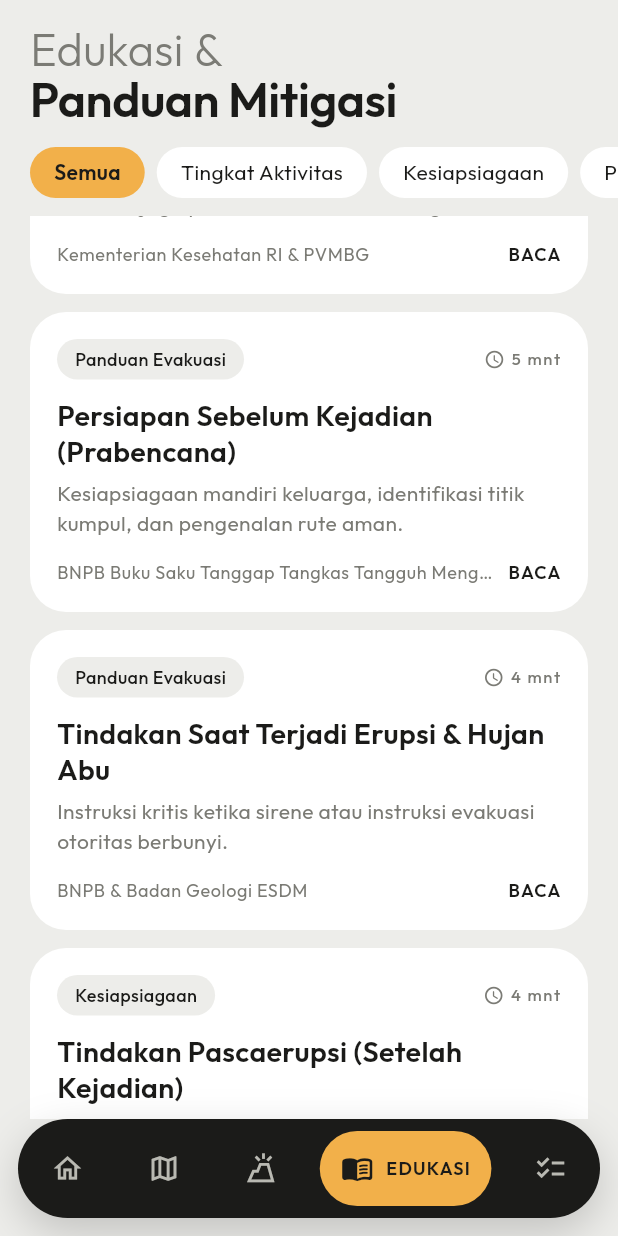
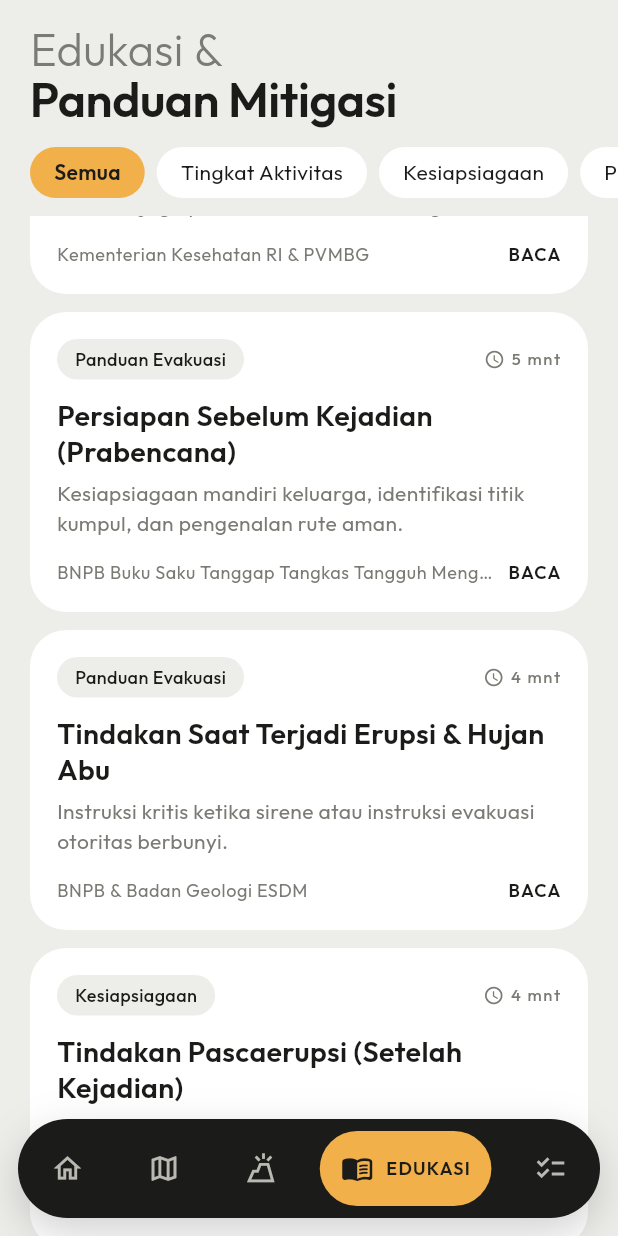
Before and after one commit to yusqohid/siaga-gunung, a Flutter app: the EducationScreen screen opened by its route, scrolled down 576 dp, on a phone screen of 412 x 824 dp. Run offline on Flutter 3.47's test engine with Material 3 defaults, Android fonts, the phone set to English and light mode, and no system bars; our stand-ins replace dio, flutter_map, flutter_riverpod, geolocator, go_router, latlong2 and 2 more; accounts and stored records are empty; network calls fail.

Commit message:
feat(nav): let content flow behind the floating navigation bar
Enable extendBody and reserve bottom padding on each scrollable screen so
the space around the dark pill is transparent instead of painted with the
page background.

```diff
--- a/lib/core/router/app_shell.dart
+++ b/lib/core/router/app_shell.dart
@@ -40,6 +40,7 @@ class AppShell extends StatelessWidget {
     final selectedIndex = _calculateSelectedIndex(context);
 
     return Scaffold(
+      extendBody: true,
       body: child,
       bottomNavigationBar: SafeArea(
         top: false,
--- a/lib/features/checklist/screens/checklist_screen.dart
+++ b/lib/features/checklist/screens/checklist_screen.dart
@@ -25,7 +25,7 @@ class ChecklistScreen extends ConsumerWidget {
       body: SafeArea(
         bottom: false,
         child: ListView(
-          padding: const EdgeInsets.fromLTRB(20, 16, 20, 28),
+          padding: const EdgeInsets.fromLTRB(20, 16, 20, 120),
           children: [
             ScreenHeader(
               eyebrow: 'Kesiapan mandiri',
--- a/lib/features/education/screens/education_screen.dart
+++ b/lib/features/education/screens/education_screen.dart
@@ -58,7 +58,7 @@ class _EducationScreenState extends State<EducationScreen> {
             const SizedBox(height: 12),
             Expanded(
               child: ListView.builder(
-                padding: const EdgeInsets.fromLTRB(20, 4, 20, 24),
+                padding: const EdgeInsets.fromLTRB(20, 4, 20, 120),
                 itemCount: topics.length,
                 itemBuilder: (context, index) => _EducationCard(topic: topics[index]),
               ),
--- a/lib/features/home/screens/home_screen.dart
+++ b/lib/features/home/screens/home_screen.dart
@@ -83,7 +83,7 @@ class HomeScreen extends ConsumerWidget {
   /// Header shown for loading / error states too.
   Widget _buildFrame(BuildContext context, WidgetRef ref, Widget child) {
     return ListView(
-      padding: const EdgeInsets.fromLTRB(20, 16, 20, 24),
+      padding: const EdgeInsets.fromLTRB(20, 16, 20, 120),
       children: [
         _buildHeader(context, ref),
         const SizedBox(height: 8),
@@ -159,7 +159,7 @@ class HomeScreen extends ConsumerWidget {
     final relative = DateFormatter.formatRelativeTime(response.fetchedAt);
 
     return ListView(
-      padding: const EdgeInsets.fromLTRB(20, 16, 20, 28),
+      padding: const EdgeInsets.fromLTRB(20, 16, 20, 120),
       children: [
         _buildHeader(context, ref),
 
--- a/lib/features/map/screens/volcano_map_screen.dart
+++ b/lib/features/map/screens/volcano_map_screen.dart
@@ -230,6 +230,7 @@ class _VolcanoMapScreenState extends ConsumerState<VolcanoMapScreen>
               padding: const EdgeInsets.fromLTRB(20, 2, 20, 10),
               child: Caption('Geser peta · ketuk penanda untuk detail'),
             ),
+            SizedBox(height: MediaQuery.paddingOf(context).bottom + 92),
           ],
         ),
       ),
--- a/lib/features/volcano/screens/volcano_list_screen.dart
+++ b/lib/features/volcano/screens/volcano_list_screen.dart
@@ -157,7 +157,7 @@ class _VolcanoListScreenState extends ConsumerState<VolcanoListScreen> {
     }
 
     return ListView(
-      padding: const EdgeInsets.fromLTRB(20, 6, 20, 24),
+      padding: const EdgeInsets.fromLTRB(20, 6, 20, 120),
       children: [
         Caption(
           'Menampilkan ${filtered.length} dari ${response.totalCount}'.toUpperCase(),
```
